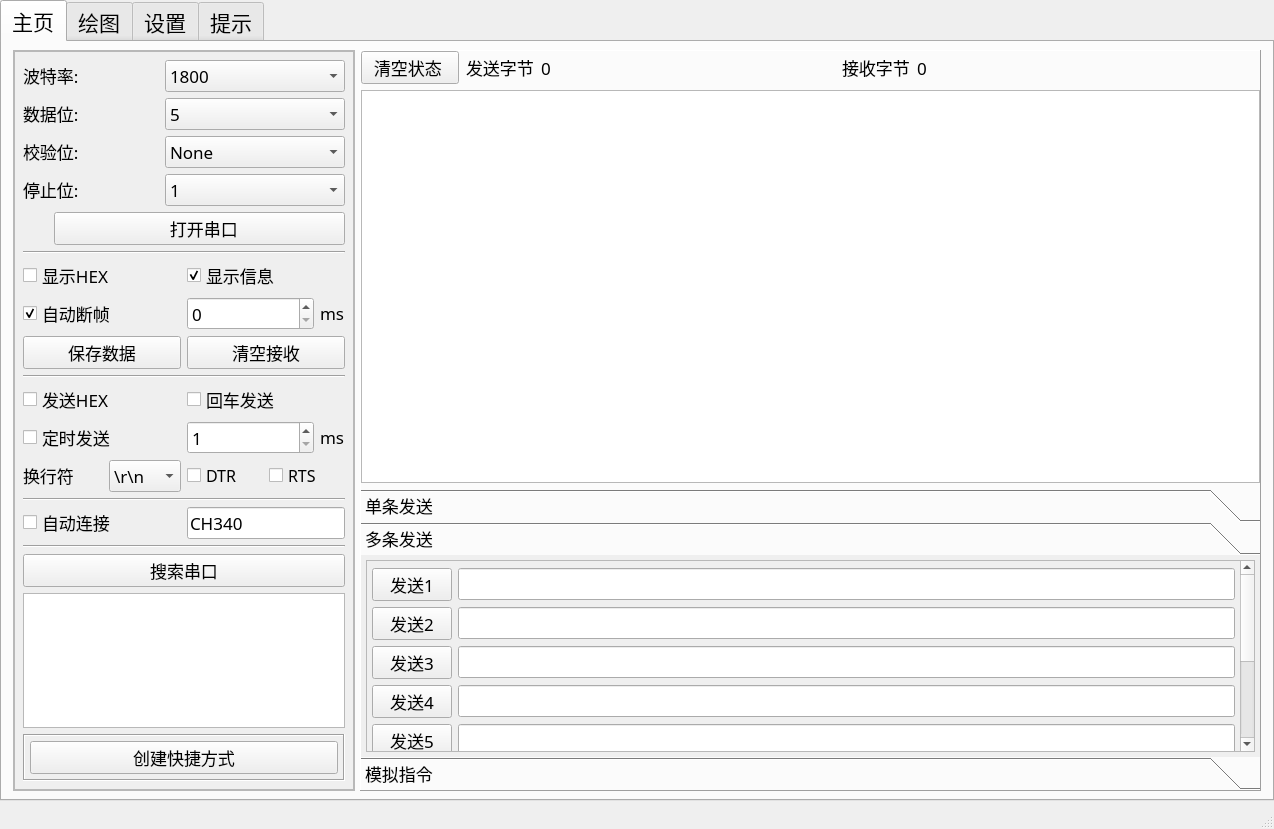
Unarvest/Serial-Debug, file Serial_MainWindow.ui: the form before one commit.
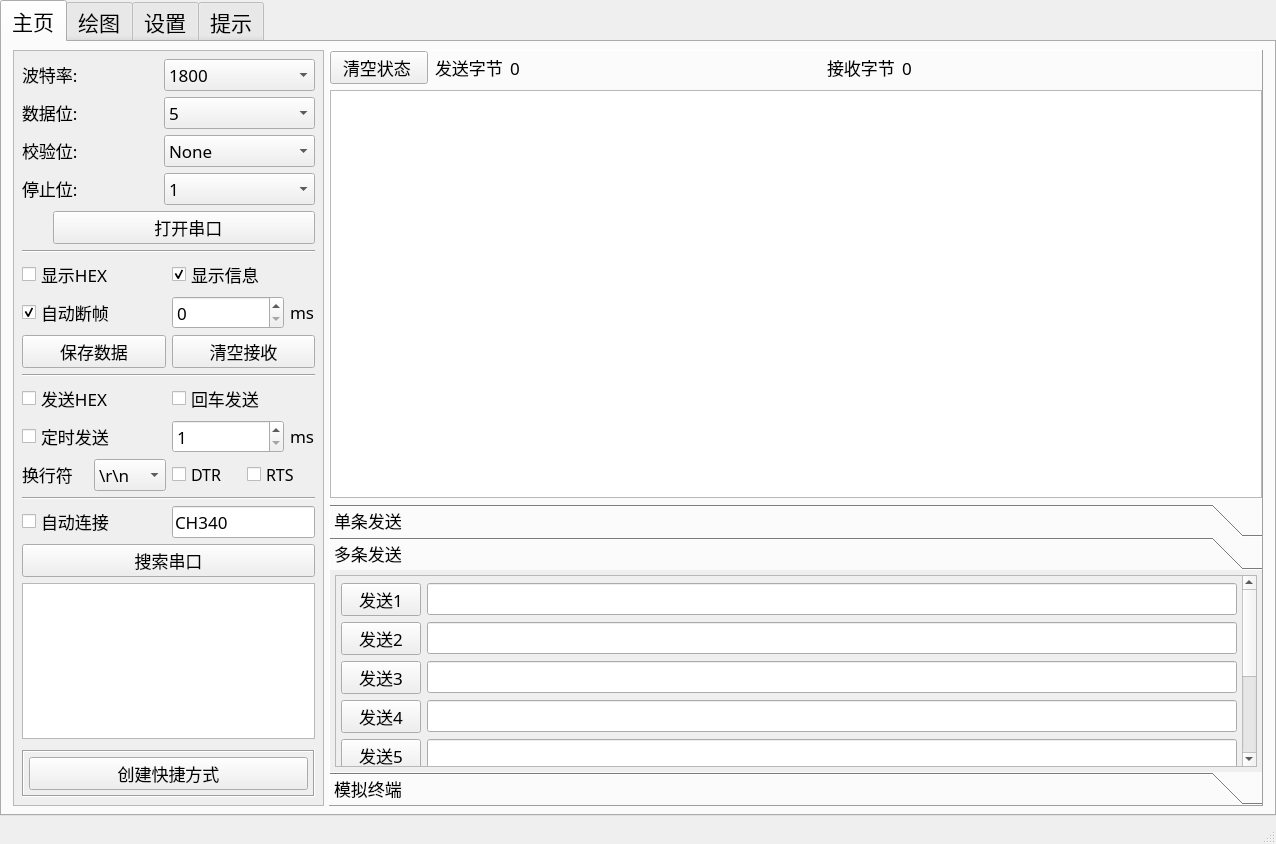
The form after the commit. The open tabs and pages were chosen to show the change. Icons and pictures are not drawn.

The edit to the form file:
```diff
--- a/Serial_MainWindow.ui
+++ b/Serial_MainWindow.ui
@@ -7,8 +7,8 @@
    <rect>
     <x>0</x>
     <y>0</y>
-    <width>1274</width>
-    <height>829</height>
+    <width>1276</width>
+    <height>844</height>
    </rect>
   </property>
   <property name="sizePolicy">
@@ -140,63 +140,19 @@
          <number>8</number>
         </property>
         <item>
-         <widget class="QFrame" name="mainLeftFrame">
-          <property name="sizePolicy">
-           <sizepolicy hsizetype="Fixed" vsizetype="Expanding">
-            <horstretch>0</horstretch>
-            <verstretch>0</verstretch>
-           </sizepolicy>
-          </property>
-          <property name="minimumSize">
-           <size>
-            <width>0</width>
-            <height>0</height>
-           </size>
-          </property>
-          <property name="maximumSize">
-           <size>
-            <width>16777215</width>
-            <height>16777215</height>
-           </size>
-          </property>
-          <property name="font">
-           <font>
-            <family>微软雅黑</family>
-            <pointsize>13</pointsize>
-            <weight>50</weight>
-            <italic>false</italic>
-            <bold>false</bold>
-            <underline>false</underline>
-            <strikeout>false</strikeout>
-           </font>
-          </property>
-          <property name="frameShape">
-           <enum>QFrame::StyledPanel</enum>
-          </property>
-          <property name="frameShadow">
-           <enum>QFrame::Raised</enum>
-          </property>
-          <layout class="QVBoxLayout" name="verticalLayout_3">
-           <property name="leftMargin">
-            <number>0</number>
-           </property>
-           <property name="topMargin">
-            <number>0</number>
-           </property>
-           <property name="rightMargin">
-            <number>0</number>
-           </property>
-           <property name="bottomMargin">
-            <number>0</number>
-           </property>
-           <item>
             <widget class="QScrollArea" name="scrollArea">
              <property name="sizePolicy">
-              <sizepolicy hsizetype="Preferred" vsizetype="Expanding">
-               <horstretch>0</horstretch>
+           <sizepolicy hsizetype="MinimumExpanding" vsizetype="Expanding">
+            <horstretch>3</horstretch>
                <verstretch>0</verstretch>
               </sizepolicy>
              </property>
+          <property name="minimumSize">
+           <size>
+            <width>300</width>
+            <height>0</height>
+           </size>
+          </property>
              <property name="maximumSize">
               <size>
                <width>16777215</width>
@@ -223,18 +179,30 @@
              <property name="horizontalScrollBarPolicy">
               <enum>Qt::ScrollBarAlwaysOff</enum>
              </property>
+          <property name="sizeAdjustPolicy">
+           <enum>QAbstractScrollArea::AdjustToContents</enum>
+          </property>
              <property name="widgetResizable">
               <bool>true</bool>
              </property>
+          <property name="alignment">
+           <set>Qt::AlignLeading|Qt::AlignLeft|Qt::AlignTop</set>
+          </property>
              <widget class="QWidget" name="scrollAreaWidgetContents">
               <property name="geometry">
                <rect>
                 <x>0</x>
                 <y>0</y>
-                <width>341</width>
-                <height>739</height>
-               </rect>
-              </property>
+             <width>313</width>
+             <height>756</height>
+            </rect>
+           </property>
+           <property name="sizePolicy">
+            <sizepolicy hsizetype="Preferred" vsizetype="Preferred">
+             <horstretch>0</horstretch>
+             <verstretch>0</verstretch>
+            </sizepolicy>
+           </property>
               <property name="maximumSize">
                <size>
                 <width>16777215</width>
@@ -498,6 +466,76 @@
                      </property>
                     </widget>
                    </item>
+                <item row="4" column="2">
+                 <widget class="QComboBox" name="parityComboBox">
+                  <property name="sizePolicy">
+                   <sizepolicy hsizetype="Ignored" vsizetype="Fixed">
+                    <horstretch>0</horstretch>
+                    <verstretch>0</verstretch>
+                   </sizepolicy>
+                  </property>
+                  <property name="font">
+                   <font>
+                    <family>等线</family>
+                    <pointsize>13</pointsize>
+                    <weight>50</weight>
+                    <italic>false</italic>
+                    <bold>false</bold>
+                    <underline>false</underline>
+                    <strikeout>false</strikeout>
+                   </font>
+                  </property>
+                  <property name="toolTip">
+                   <string>校验位</string>
+                  </property>
+                  <property name="iconSize">
+                   <size>
+                    <width>20</width>
+                    <height>15</height>
+                   </size>
+                  </property>
+                  <item>
+                   <property name="text">
+                    <string>None</string>
+                   </property>
+                   <property name="icon">
+                    <iconset>
+                     <normalon>:/MainWin/ico/20200510-223427.ico</normalon>
+                    </iconset>
+                   </property>
+                  </item>
+                  <item>
+                   <property name="text">
+                    <string>Even</string>
+                   </property>
+                   <property name="icon">
+                    <iconset>
+                     <normalon>:/MainWin/ico/20200510-223427.ico</normalon>
+                    </iconset>
+                   </property>
+                  </item>
+                  <item>
+                   <property name="text">
+                    <string>Mark</string>
+                   </property>
+                   <property name="icon">
+                    <iconset>
+                     <normalon>:/MainWin/ico/20200510-223427.ico</normalon>
+                    </iconset>
+                   </property>
+                  </item>
+                  <item>
+                   <property name="text">
+                    <string>Odd</string>
+                   </property>
+                   <property name="icon">
+                    <iconset>
+                     <normalon>:/MainWin/ico/20200510-223427.ico</normalon>
+                    </iconset>
+                   </property>
+                  </item>
+                 </widget>
+                </item>
                    <item row="2" column="2">
                     <widget class="QComboBox" name="bpscomboBox">
                      <property name="sizePolicy">
@@ -630,142 +668,6 @@
                      </item>
                     </widget>
                    </item>
-                   <item row="2" column="1">
-                    <spacer name="horizontalSpacer">
-                     <property name="sizePolicy">
-                      <sizepolicy hsizetype="Expanding" vsizetype="Minimum">
-                       <horstretch>0</horstretch>
-                       <verstretch>0</verstretch>
-                      </sizepolicy>
-                     </property>
-                     <property name="font">
-                      <font>
-                       <family>微软雅黑</family>
-                       <pointsize>13</pointsize>
-                       <weight>50</weight>
-                       <italic>false</italic>
-                       <bold>false</bold>
-                       <underline>false</underline>
-                       <strikeout>false</strikeout>
-                      </font>
-                     </property>
-                     <property name="orientation">
-                      <enum>Qt::Horizontal</enum>
-                     </property>
-                     <property name="sizeType">
-                      <enum>QSizePolicy::Expanding</enum>
-                     </property>
-                     <property name="sizeHint" stdset="0">
-                      <size>
-                       <width>0</width>
-                       <height>0</height>
-                      </size>
-                     </property>
-                    </spacer>
-                   </item>
-                   <item row="4" column="1">
-                    <spacer name="horizontalSpacer_3">
-                     <property name="sizePolicy">
-                      <sizepolicy hsizetype="Expanding" vsizetype="Minimum">
-                       <horstretch>0</horstretch>
-                       <verstretch>0</verstretch>
-                      </sizepolicy>
-                     </property>
-                     <property name="font">
-                      <font>
-                       <family>微软雅黑</family>
-                       <pointsize>13</pointsize>
-                       <weight>50</weight>
-                       <italic>false</italic>
-                       <bold>false</bold>
-                       <underline>false</underline>
-                       <strikeout>false</strikeout>
-                      </font>
-                     </property>
-                     <property name="orientation">
-                      <enum>Qt::Horizontal</enum>
-                     </property>
-                     <property name="sizeType">
-                      <enum>QSizePolicy::Expanding</enum>
-                     </property>
-                     <property name="sizeHint" stdset="0">
-                      <size>
-                       <width>0</width>
-                       <height>0</height>
-                      </size>
-                     </property>
-                    </spacer>
-                   </item>
-                   <item row="4" column="2">
-                    <widget class="QComboBox" name="parityComboBox">
-                     <property name="sizePolicy">
-                      <sizepolicy hsizetype="Ignored" vsizetype="Fixed">
-                       <horstretch>0</horstretch>
-                       <verstretch>0</verstretch>
-                      </sizepolicy>
-                     </property>
-                     <property name="font">
-                      <font>
-                       <family>等线</family>
-                       <pointsize>13</pointsize>
-                       <weight>50</weight>
-                       <italic>false</italic>
-                       <bold>false</bold>
-                       <underline>false</underline>
-                       <strikeout>false</strikeout>
-                      </font>
-                     </property>
-                     <property name="toolTip">
-                      <string>校验位</string>
-                     </property>
-                     <property name="iconSize">
-                      <size>
-                       <width>20</width>
-                       <height>15</height>
-                      </size>
-                     </property>
-                     <item>
-                      <property name="text">
-                       <string>None</string>
-                      </property>
-                      <property name="icon">
-                       <iconset>
-                        <normalon>:/MainWin/ico/20200510-223427.ico</normalon>
-                       </iconset>
-                      </property>
-                     </item>
-                     <item>
-                      <property name="text">
-                       <string>Even</string>
-                      </property>
-                      <property name="icon">
-                       <iconset>
-                        <normalon>:/MainWin/ico/20200510-223427.ico</normalon>
-                       </iconset>
-                      </property>
-                     </item>
-                     <item>
-                      <property name="text">
-                       <string>Mark</string>
-                      </property>
-                      <property name="icon">
-                       <iconset>
-                        <normalon>:/MainWin/ico/20200510-223427.ico</normalon>
-                       </iconset>
-                      </property>
-                     </item>
-                     <item>
-                      <property name="text">
-                       <string>Odd</string>
-                      </property>
-                      <property name="icon">
-                       <iconset>
-                        <normalon>:/MainWin/ico/20200510-223427.ico</normalon>
-                       </iconset>
-                      </property>
-                     </item>
-                    </widget>
-                   </item>
                    <item row="5" column="1">
                     <spacer name="horizontalSpacer_4">
                      <property name="sizePolicy">
@@ -831,7 +733,26 @@
                 </layout>
                </item>
                <item>
+             <widget class="QFrame" name="FrameOpen">
+              <property name="sizePolicy">
+               <sizepolicy hsizetype="Expanding" vsizetype="Preferred">
+                <horstretch>0</horstretch>
+                <verstretch>0</verstretch>
+               </sizepolicy>
+              </property>
                 <layout class="QHBoxLayout" name="horizontalLayout_16">
+               <property name="leftMargin">
+                <number>0</number>
+               </property>
+               <property name="topMargin">
+                <number>0</number>
+               </property>
+               <property name="rightMargin">
+                <number>0</number>
+               </property>
+               <property name="bottomMargin">
+                <number>0</number>
+               </property>
                  <item>
                   <widget class="QRadioButton" name="connectStateRadioButton">
                    <property name="sizePolicy">
@@ -914,8 +835,8 @@
                    </property>
                    <property name="iconSize">
                     <size>
-                     <width>30</width>
-                     <height>30</height>
+                   <width>27</width>
+                   <height>27</height>
                     </size>
                    </property>
                    <property name="checkable">
@@ -924,6 +845,7 @@
                   </widget>
                  </item>
                 </layout>
+             </widget>
                </item>
                <item>
                 <widget class="Line" name="line">
@@ -950,7 +872,20 @@
                 </widget>
                </item>
                <item>
+             <widget class="QFrame" name="">
                 <layout class="QHBoxLayout" name="horizontalLayout_15">
+               <property name="leftMargin">
+                <number>0</number>
+               </property>
+               <property name="topMargin">
+                <number>0</number>
+               </property>
+               <property name="rightMargin">
+                <number>0</number>
+               </property>
+               <property name="bottomMargin">
+                <number>0</number>
+               </property>
                  <item>
                   <widget class="QCheckBox" name="showHexCheckBox">
                    <property name="sizePolicy">
@@ -1029,6 +964,7 @@
                   </widget>
                  </item>
                 </layout>
+             </widget>
                </item>
                <item>
                 <layout class="QHBoxLayout" name="horizontalLayout_14">
@@ -1077,7 +1013,7 @@
                    <item>
                     <widget class="QSpinBox" name="cutTimeSpinBox">
                      <property name="sizePolicy">
-                      <sizepolicy hsizetype="Ignored" vsizetype="Fixed">
+                   <sizepolicy hsizetype="Minimum" vsizetype="Fixed">
                        <horstretch>1</horstretch>
                        <verstretch>0</verstretch>
                       </sizepolicy>
@@ -1140,7 +1076,7 @@
                  <item>
                   <widget class="QPushButton" name="saveMsgPushButton">
                    <property name="sizePolicy">
-                    <sizepolicy hsizetype="Minimum" vsizetype="Fixed">
+                 <sizepolicy hsizetype="Preferred" vsizetype="Fixed">
                      <horstretch>0</horstretch>
                      <verstretch>0</verstretch>
                     </sizepolicy>
@@ -1174,7 +1110,7 @@
                    </property>
                    <property name="iconSize">
                     <size>
-                     <width>25</width>
+                  <width>20</width>
                      <height>20</height>
                     </size>
                    </property>
@@ -1183,7 +1119,7 @@
                  <item>
                   <widget class="QPushButton" name="cleanMsgPushButton">
                    <property name="sizePolicy">
-                    <sizepolicy hsizetype="Minimum" vsizetype="Fixed">
+                 <sizepolicy hsizetype="Preferred" vsizetype="Fixed">
                      <horstretch>0</horstretch>
                      <verstretch>0</verstretch>
                     </sizepolicy>
@@ -1252,7 +1188,7 @@
                    </property>
                    <property name="minimumSize">
                     <size>
-                     <width>158</width>
+                  <width>0</width>
                      <height>0</height>
                     </size>
                    </property>
@@ -1295,7 +1231,7 @@
                    </property>
                    <property name="minimumSize">
                     <size>
-                     <width>158</width>
+                  <width>0</width>
                      <height>0</height>
                     </size>
                    </property>
@@ -1371,7 +1307,7 @@
                    <item>
                     <widget class="QSpinBox" name="sendTimeSpinBox">
                      <property name="sizePolicy">
-                      <sizepolicy hsizetype="Ignored" vsizetype="Fixed">
+                   <sizepolicy hsizetype="Minimum" vsizetype="Fixed">
                        <horstretch>2</horstretch>
                        <verstretch>0</verstretch>
                       </sizepolicy>
@@ -1439,7 +1375,7 @@
                    <item>
                     <widget class="QLabel" name="lineChangeLabel">
                      <property name="sizePolicy">
-                      <sizepolicy hsizetype="Minimum" vsizetype="Fixed">
+                   <sizepolicy hsizetype="Preferred" vsizetype="Fixed">
                        <horstretch>0</horstretch>
                        <verstretch>0</verstretch>
                       </sizepolicy>
@@ -1510,6 +1446,12 @@
                   <layout class="QHBoxLayout" name="horizontalLayout_4">
                    <item>
                     <widget class="QCheckBox" name="DTR_CheckBox">
+                  <property name="sizePolicy">
+                   <sizepolicy hsizetype="Preferred" vsizetype="Fixed">
+                    <horstretch>0</horstretch>
+                    <verstretch>0</verstretch>
+                   </sizepolicy>
+                  </property>
                      <property name="font">
                       <font>
                        <family>等线</family>
@@ -1538,7 +1480,7 @@
                    <item>
                     <widget class="QCheckBox" name="RTS_CheckBox">
                      <property name="sizePolicy">
-                      <sizepolicy hsizetype="Minimum" vsizetype="Fixed">
+                   <sizepolicy hsizetype="Preferred" vsizetype="Fixed">
                        <horstretch>0</horstretch>
                        <verstretch>0</verstretch>
                       </sizepolicy>
@@ -1679,34 +1621,10 @@
                  </item>
                 </layout>
                </item>
-               <item>
-                <widget class="Line" name="line_7">
-                 <property name="sizePolicy">
-                  <sizepolicy hsizetype="Expanding" vsizetype="Fixed">
-                   <horstretch>0</horstretch>
-                   <verstretch>0</verstretch>
-                  </sizepolicy>
-                 </property>
-                 <property name="font">
-                  <font>
-                   <family>微软雅黑</family>
-                   <pointsize>13</pointsize>
-                   <weight>50</weight>
-                   <italic>false</italic>
-                   <bold>false</bold>
-                   <underline>false</underline>
-                   <strikeout>false</strikeout>
-                  </font>
-                 </property>
-                 <property name="orientation">
-                  <enum>Qt::Horizontal</enum>
-                 </property>
-                </widget>
-               </item>
                <item>
                 <widget class="QPushButton" name="searchSerialButton">
                  <property name="sizePolicy">
-                  <sizepolicy hsizetype="Minimum" vsizetype="Fixed">
+               <sizepolicy hsizetype="Expanding" vsizetype="Fixed">
                    <horstretch>0</horstretch>
                    <verstretch>0</verstretch>
                   </sizepolicy>
@@ -1749,7 +1667,7 @@
                <item>
                 <widget class="QListWidget" name="serialListWidget">
                  <property name="sizePolicy">
-                  <sizepolicy hsizetype="Ignored" vsizetype="MinimumExpanding">
+               <sizepolicy hsizetype="Preferred" vsizetype="MinimumExpanding">
                    <horstretch>0</horstretch>
                    <verstretch>0</verstretch>
                   </sizepolicy>
@@ -1779,6 +1697,19 @@
                  </property>
                 </widget>
                </item>
+            <item>
+             <spacer name="verticalSpacer">
+              <property name="orientation">
+               <enum>Qt::Vertical</enum>
+              </property>
+              <property name="sizeHint" stdset="0">
+               <size>
+                <width>20</width>
+                <height>40</height>
+               </size>
+              </property>
+             </spacer>
+            </item>
                <item>
                 <widget class="QFrame" name="frame">
                  <property name="sizePolicy">
@@ -1859,9 +1790,6 @@
              </widget>
             </widget>
            </item>
-          </layout>
-         </widget>
-        </item>
         <item>
          <widget class="QFrame" name="mainRightFrame">
           <property name="sizePolicy">
@@ -2091,7 +2019,7 @@
                <widget class="QPlainTextEdit" name="receiveBox">
                 <property name="sizePolicy">
                  <sizepolicy hsizetype="Preferred" vsizetype="Expanding">
-                  <horstretch>8</horstretch>
+                  <horstretch>0</horstretch>
                   <verstretch>8</verstretch>
                  </sizepolicy>
                 </property>
@@ -2341,7 +2269,7 @@
                <rect>
                 <x>0</x>
                 <y>0</y>
-                <width>894</width>
+                <width>930</width>
                 <height>202</height>
                </rect>
               </property>
@@ -2435,7 +2363,7 @@
                       <rect>
                        <x>0</x>
                        <y>0</y>
-                       <width>861</width>
+                       <width>897</width>
                        <height>365</height>
                       </rect>
                      </property>
@@ -2654,7 +2582,7 @@
                 <normaloff>:/Mainico/ico/命令.ico</normaloff>:/Mainico/ico/命令.ico</iconset>
               </attribute>
               <attribute name="label">
-               <string>模拟指令</string>
+               <string>模拟终端</string>
               </attribute>
               <layout class="QVBoxLayout" name="verticalLayout_18">
                <property name="leftMargin">
```
Left out of the diff: 227 changed lines with no effect on the pictures. Lines whose indentation alone changed are shown as unchanged.
